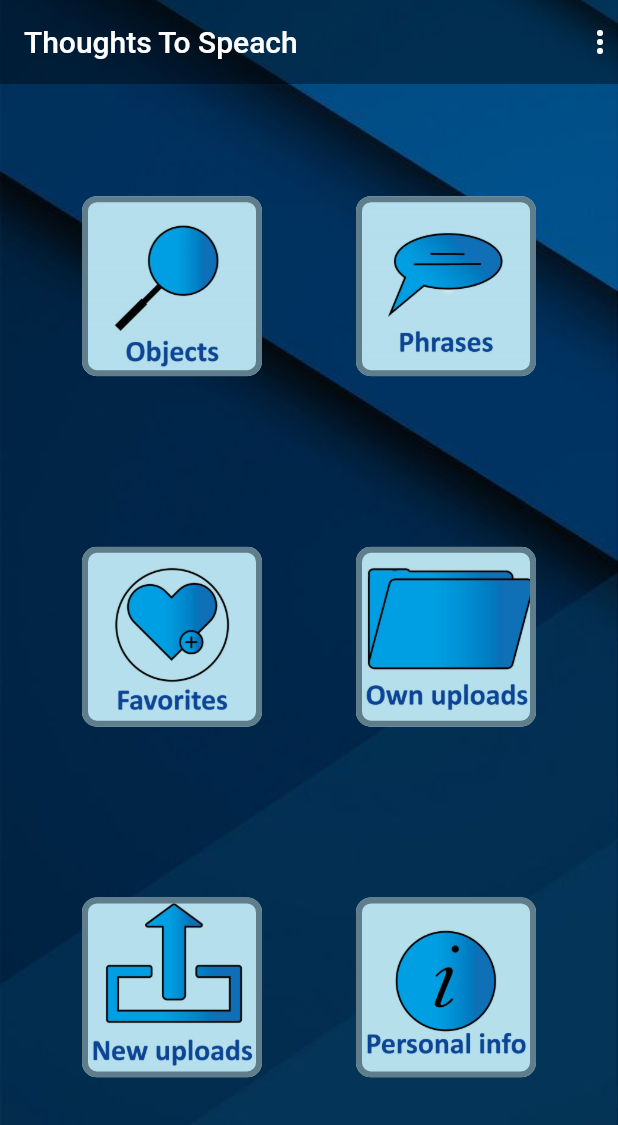
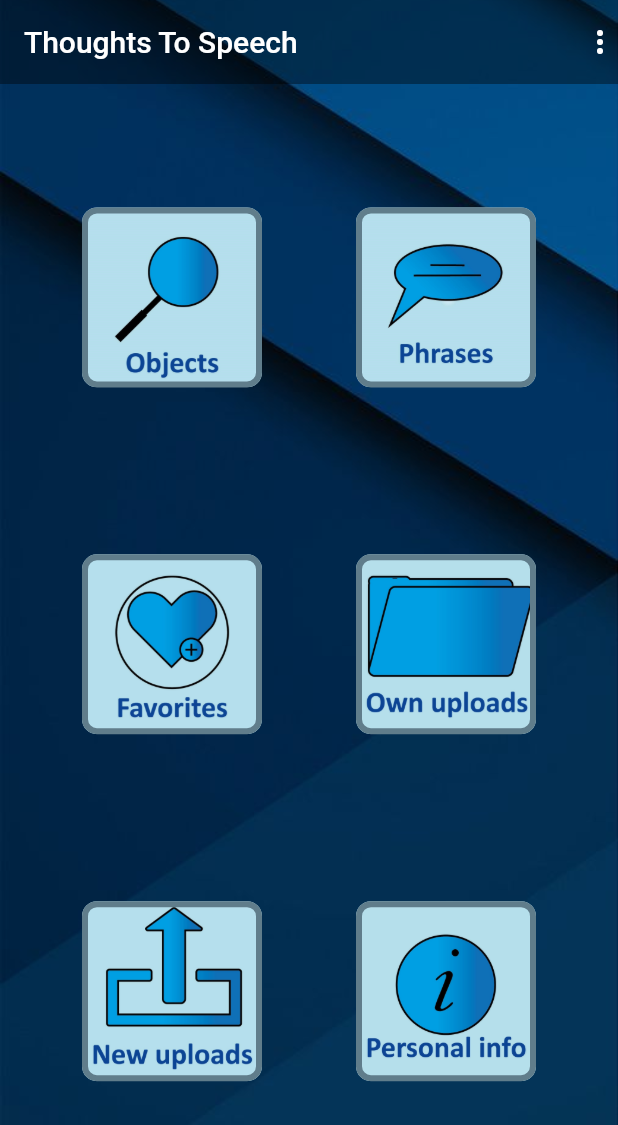
Before and after one commit to pueper/thoughts_to_speech, a Flutter app: the screen it shows after launch, on a phone screen of 412 x 824 dp. Shown: the top 1125 px of the screen. Run offline on Flutter 3.47's test engine with Material 2 defaults, Android fonts, the phone set to English and light mode, and no system bars; our stand-ins replace audioplayers, full_screen_image_null_safe.

Commit message:
small fix

```diff
--- a/lib/home.dart
+++ b/lib/home.dart
@@ -33,14 +33,14 @@ class HomeScreen extends StatelessWidget {
       appBar: AppBar(
         backgroundColor: const Color(0x64000000),
         elevation: 0,
-        title: const Text("Thoughts To Speach"),
+        title: const Text("Thoughts To Speech"),
         actions: const [
           Icon(Icons.more_vert)
         ],
       ),
 
         body: Container(
-            padding: const EdgeInsets.only(top: 25.0),
+            padding: const EdgeInsets.only(top: 35.0),
             width: double.infinity,
             decoration: const BoxDecoration(
               image: DecorationImage(
```
